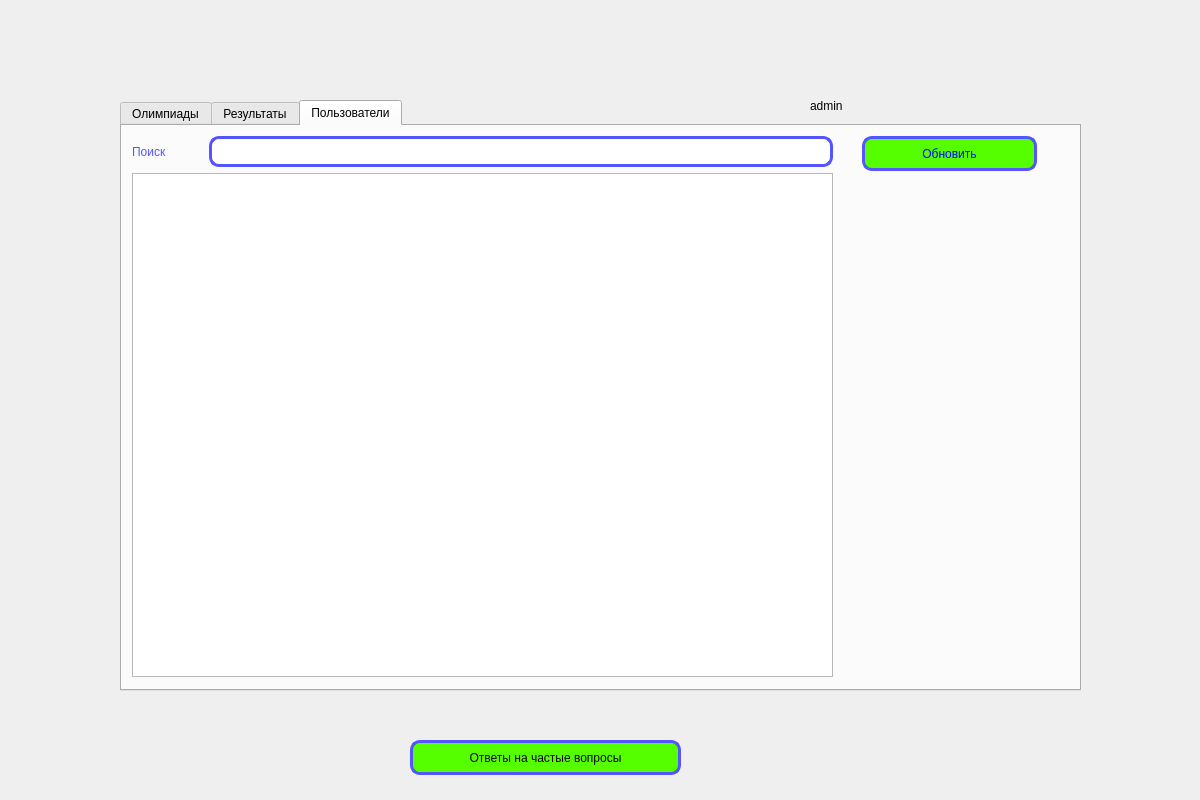
Mathew5555/The-Olympiad-schedule, file admin.ui: the form before one commit.
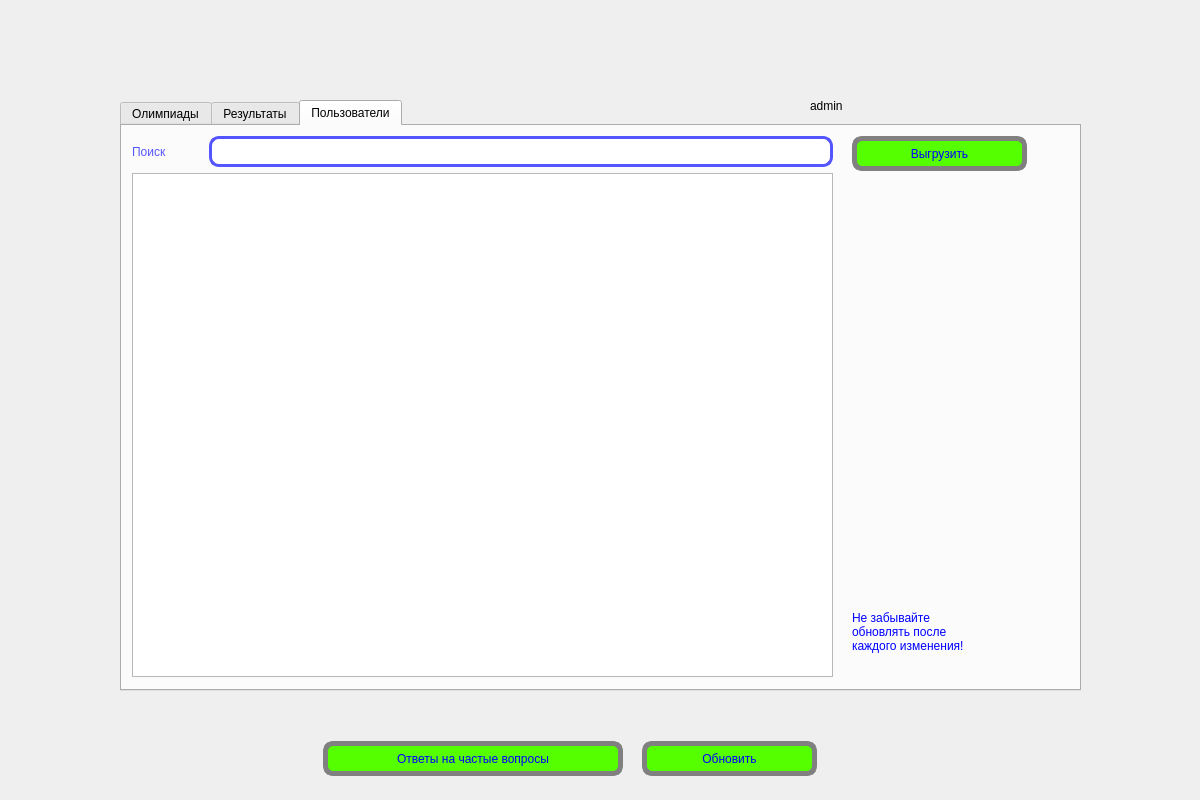
The form after the commit. The open tabs and pages were chosen to show the change.

What changed in the file:
```diff
--- a/admin.ui
+++ b/admin.ui
@@ -486,37 +486,82 @@
        <string/>
       </property>
      </widget>
-     <widget class="QPushButton" name="add_4">
+     <widget class="QLabel" name="label_photo_admin">
       <property name="geometry">
        <rect>
-        <x>740</x>
-        <y>10</y>
-        <width>175</width>
-        <height>35</height>
+        <x>720</x>
+        <y>190</y>
+        <width>220</width>
+        <height>250</height>
        </rect>
       </property>
       <property name="minimumSize">
        <size>
-        <width>100</width>
-        <height>35</height>
+        <width>220</width>
+        <height>250</height>
        </size>
       </property>
       <property name="maximumSize">
        <size>
-        <width>175</width>
-        <height>16777215</height>
+        <width>220</width>
+        <height>250</height>
        </size>
+      </property>
+      <property name="text">
+       <string/>
+      </property>
+     </widget>
+     <widget class="QLabel" name="label_7">
+      <property name="geometry">
+       <rect>
+        <x>730</x>
+        <y>460</y>
+        <width>161</width>
+        <height>91</height>
+       </rect>
       </property>
       <property name="styleSheet">
-       <string notr="true">background-color: rgb(85, 255, 0);
+       <string notr="true">
 font: 75 10pt &quot;MS Shell Dlg 2&quot;;
-border-radius: 10px;
-border: 3px solid #5555ff;
 color: blue;
 </string>
       </property>
       <property name="text">
-       <string>Обновить</string>
+       <string>Не забывайте
+обновлять после
+каждого изменения!</string>
+      </property>
+     </widget>
+     <widget class="QPushButton" name="upload_2">
+      <property name="geometry">
+       <rect>
+        <x>730</x>
+        <y>10</y>
+        <width>175</width>
+        <height>35</height>
+       </rect>
+      </property>
+      <property name="maximumSize">
+       <size>
+        <width>175</width>
+        <height>35</height>
+       </size>
+      </property>
+      <property name="styleSheet">
+       <string notr="true">#upload_2 {
+background-color: rgb(85, 255, 0);
+font: 75 10pt &quot;MS Shell Dlg 2&quot;;
+border-radius: 10px;
+border: 5px solid grey;
+color: blue;
+}
+
+#upload_2:hover {
+border: 5px solid #5555ff;
+}</string>
+      </property>
+      <property name="text">
+       <string>Выгрузить</string>
       </property>
      </widget>
     </widget>
@@ -537,32 +582,75 @@
      <string>admin</string>
     </property>
    </widget>
-   <widget class="QPushButton" name="upload_2">
+   <widget class="QWidget" name="layoutWidget_2">
     <property name="geometry">
      <rect>
-      <x>410</x>
+      <x>310</x>
       <y>740</y>
-      <width>271</width>
-      <height>35</height>
+      <width>521</width>
+      <height>37</height>
      </rect>
     </property>
-    <property name="maximumSize">
-     <size>
-      <width>300</width>
-      <height>35</height>
-     </size>
-    </property>
-    <property name="styleSheet">
-     <string notr="true">background-color: rgb(85, 255, 0);
+    <layout class="QHBoxLayout" name="horizontalLayout_4">
+     <item>
+      <widget class="QPushButton" name="question">
+       <property name="maximumSize">
+        <size>
+         <width>300</width>
+         <height>35</height>
+        </size>
+       </property>
+       <property name="styleSheet">
+        <string notr="true">#question {
+background-color: rgb(85, 255, 0);
 font: 75 10pt &quot;MS Shell Dlg 2&quot;;
 border-radius: 10px;
-border: 3px solid #5555ff;
+border: 5px solid grey;
+color: blue;
+}
 
-</string>
-    </property>
-    <property name="text">
-     <string>Ответы на частые вопросы</string>
-    </property>
+#question:hover {
+border: 5px solid #5555ff;
+}</string>
+       </property>
+       <property name="text">
+        <string>Ответы на частые вопросы</string>
+       </property>
+      </widget>
+     </item>
+     <item>
+      <widget class="QPushButton" name="update_button">
+       <property name="minimumSize">
+        <size>
+         <width>175</width>
+         <height>35</height>
+        </size>
+       </property>
+       <property name="maximumSize">
+        <size>
+         <width>175</width>
+         <height>16777215</height>
+        </size>
+       </property>
+       <property name="styleSheet">
+        <string notr="true">#update_button {
+background-color: rgb(85, 255, 0);
+font: 75 10pt &quot;MS Shell Dlg 2&quot;;
+border-radius: 10px;
+border: 5px solid grey;
+color: blue;
+}
+
+#update_button:hover {
+border: 5px solid #5555ff;
+}</string>
+       </property>
+       <property name="text">
+        <string>Обновить</string>
+       </property>
+      </widget>
+     </item>
+    </layout>
    </widget>
   </widget>
  </widget>
```
Left out of the diff: 94 changed lines with no effect on the pictures.
